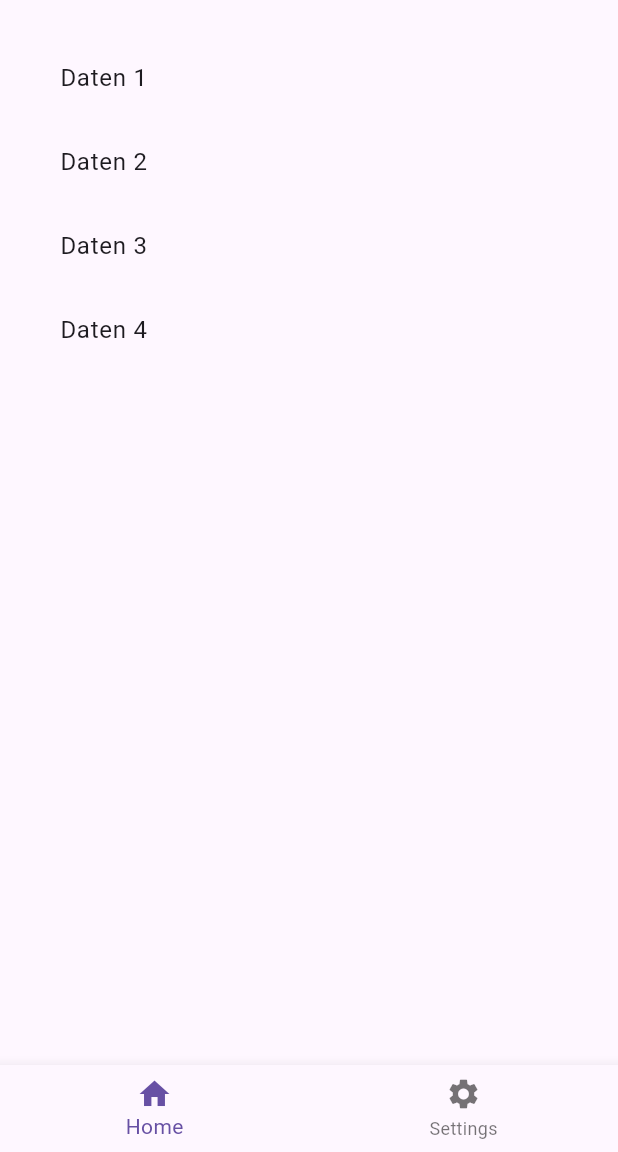
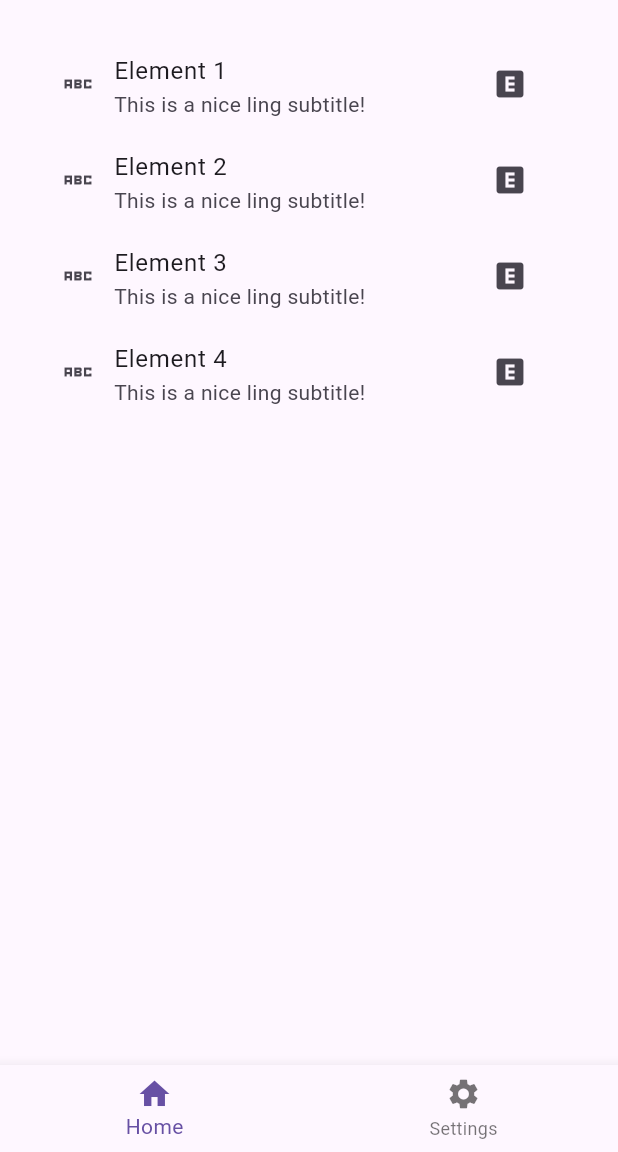
Before and after one commit to kode7/facilify-ui-lab, a Flutter app: the screen it shows after launch, on a phone screen of 412 x 824 dp, the part 84-1236 px from its top. Run offline on Flutter 3.47's test engine with Material 3 defaults, Android fonts, the phone set to English and light mode, and no system bars; our stand-ins replace flutter_screenutil.

Commit message:
added styling to the list

```diff
--- a/lib/widgets/home_body.dart
+++ b/lib/widgets/home_body.dart
@@ -3,7 +3,12 @@ import 'package:flutter/material.dart';
 class HomeBody extends StatelessWidget {
   HomeBody({super.key});
 
-  final List<String> items = ['Daten 1', 'Daten 2', 'Daten 3', 'Daten 4'];
+  final List<String> items = [
+    'Element 1',
+    'Element 2',
+    'Element 3',
+    'Element 4'
+  ];
 
   @override
   Widget build(BuildContext context) {
@@ -15,6 +20,15 @@ class HomeBody extends StatelessWidget {
           itemBuilder: (context, index) {
             return ListTile(
               title: Text(items[index]),
+              subtitle: const Text('This is a nice ling subtitle!'),
+              leading: const Icon(Icons.abc_sharp),
+              trailing: IconButton(
+                icon: const Icon(Icons.explicit),
+                onPressed: () {},
+              ),
+              isThreeLine: false,
+              dense: false,
+              visualDensity: VisualDensity(horizontal: -2, vertical: -2),
             );
           },
         ),
```
